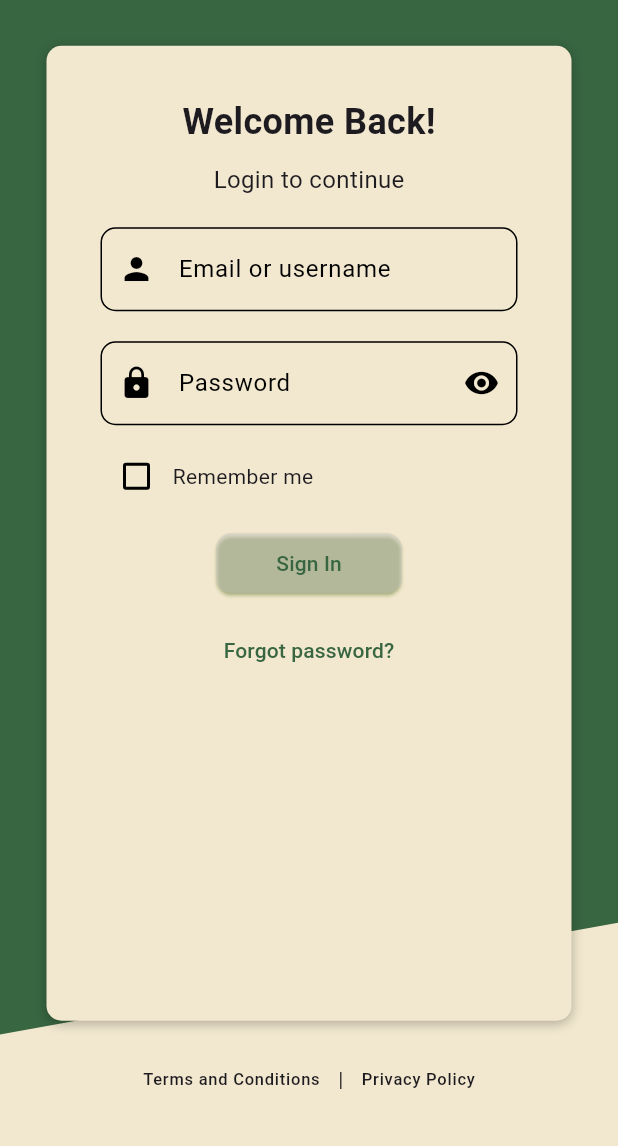
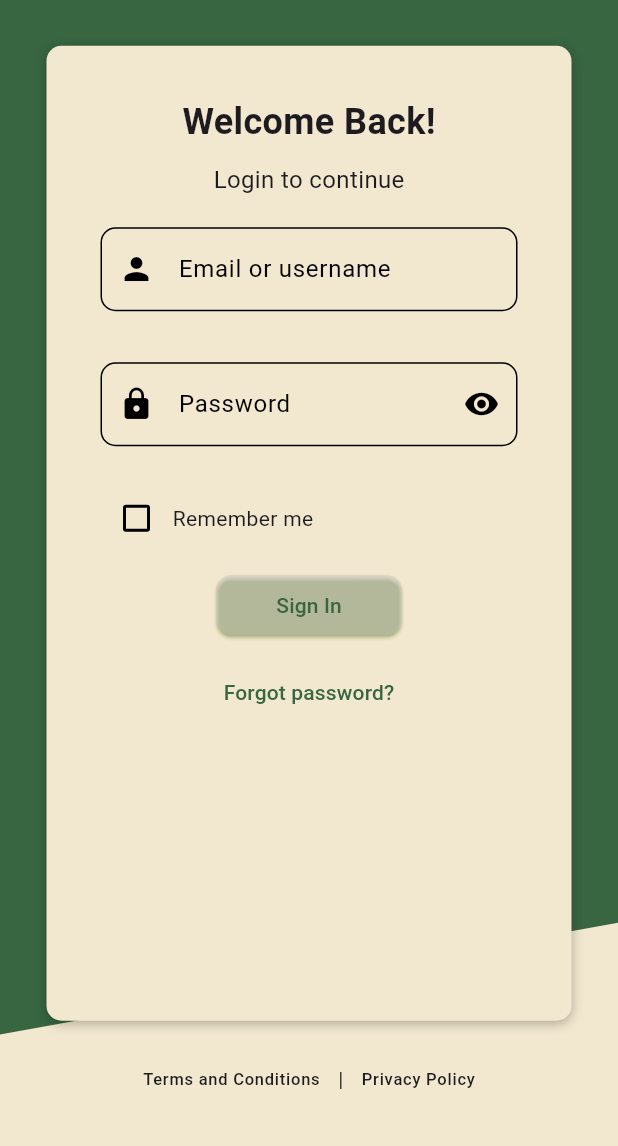
Before and after one commit to pablichoka/k_front, a Flutter app: the LoginPage screen opened by its route, on a phone screen of 412 x 824 dp, the part 90-1236 px from its top. Run offline on Flutter 3.47's test engine with Material 3 defaults, Android fonts, the phone set to English and light mode, and no system bars; our stand-ins replace flutter_secure_storage, infinite_carousel, intl_phone_number_input, sidebarx; missing offline and left inert: material_theme_builder; accounts and stored records are empty.

Commit message:
Add sizedBox by default

```diff
--- a/lib/widgets/common/custom_text_field.dart
+++ b/lib/widgets/common/custom_text_field.dart
@@ -23,7 +23,9 @@ class CustomTextField extends StatelessWidget {
 
   @override
   Widget build(BuildContext context) {
-    return TextFormField(
+    return SizedBox(
+      height: 70,
+      child: TextFormField(
         validator: validator ?? (value) {
           if (value == null || value.isEmpty) {
             return 'Please enter required information.';
@@ -53,6 +55,7 @@ class CustomTextField extends StatelessWidget {
                 )
               : null,
         ),
+      ),
     );
   }
 }
```
Lines whose indentation alone changed are shown as unchanged.
